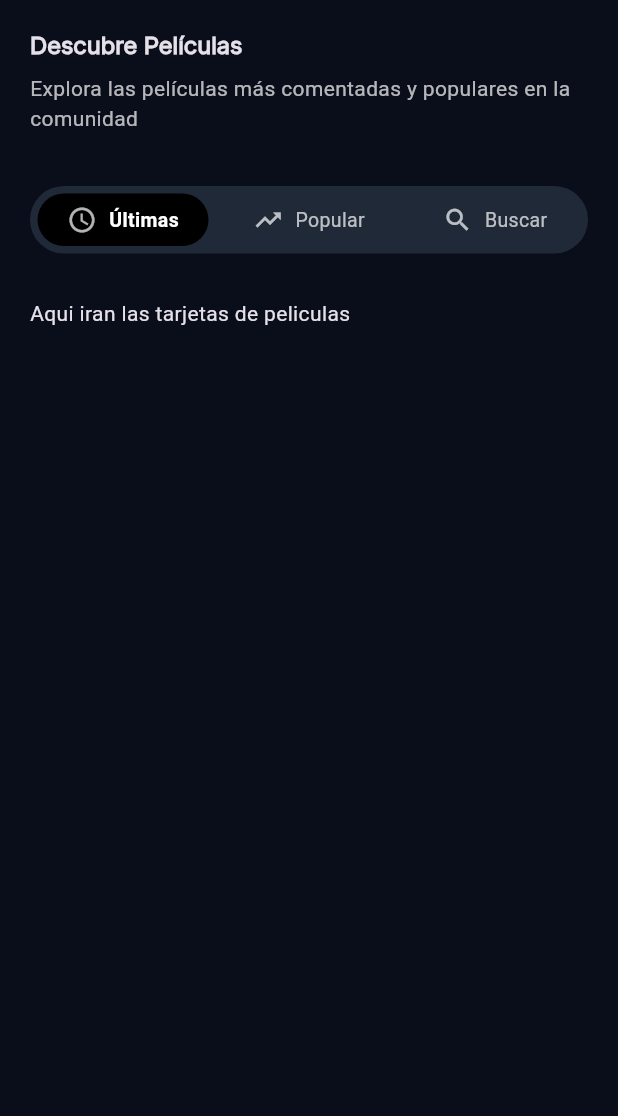
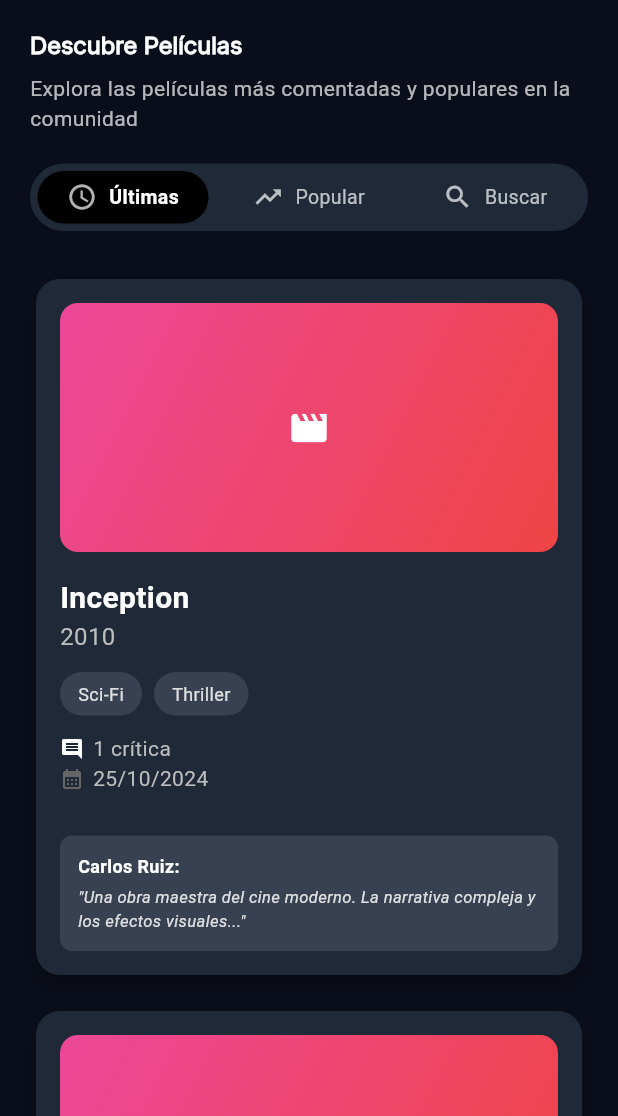
Before and after one commit to The-Sirk/proyectoTFG, a Flutter app: the screen it shows after launch, on a phone screen of 412 x 824 dp, the part 120-1236 px from its top. Run offline on Flutter 3.47's test engine with Material 3 defaults, Android fonts, the phone set to English and light mode, and no system bars; our stand-ins replace flutter_svg.

Commit message:
Configuramos Home_page para usar grid en caso de escritorio y listview en caso movil.

```diff
--- /dev/null
+++ b/frontFlixScore/front_flixscore/lib/componentes/home/card_pelicula.dart
@@ -0,0 +1,105 @@
+
+import 'package:flixscore/componentes/home/components/resumen_pelicula.dart';
+import 'package:flutter/material.dart';
+
+class PeliculaCard extends StatelessWidget {
+  const PeliculaCard({super.key});
+
+
+  @override
+  Widget build(BuildContext context) {
+
+    return LayoutBuilder(
+      builder: (context, constraints) {
+
+        return IntrinsicHeight(
+          child: Card(
+            color: const Color(0xFF1F2937),
+            shape: RoundedRectangleBorder(
+              borderRadius: BorderRadius.circular(16),
+            ),
+            elevation: 4,
+            child: Padding(
+              padding: const EdgeInsets.all(16),
+              child: _gridLayout()
+            ),
+          ),
+        );
+      },
+    );
+  }
+
+  // Layout para grid (desktop/tablet)
+  Widget _gridLayout() {
+    return Column(
+      crossAxisAlignment: CrossAxisAlignment.start,
+      mainAxisSize: MainAxisSize.min,
+      children: [
+        // Imagen y puntuación
+        AspectRatio(
+          aspectRatio: 2.0,
+          child: Stack(
+            children: [
+              Container(
+                width: double.infinity,
+                decoration: BoxDecoration(
+                  borderRadius: BorderRadius.circular(12),
+                  gradient: const LinearGradient(
+                    begin: Alignment.topLeft,
+                    end: Alignment.bottomRight,
+                    colors: [Color(0xFFEC4899), Color(0xFFEF4444)],
+                  ),
+                ),
+                child: const Center(
+                  child: Icon(
+                    Icons.movie,
+                    color: Colors.white,
+                    size: 28,
+                  ),
+                ),
+              ),
+            ],
+          ),
+        ),
+
+        const SizedBox(height: 16),
+        ResumenPelicula(),
+        const SizedBox(height: 12),
+        const SizedBox(height: 16),
+
+        Container(
+          width: double.infinity,
+          padding: const EdgeInsets.all(12),
+          decoration: BoxDecoration(
+            color: const Color(0xFF374151),
+            borderRadius: BorderRadius.circular(8),
+          ),
+          child: Column(
+            crossAxisAlignment: CrossAxisAlignment.start,
+            children: [
+              Text(
+                "Carlos Ruiz:",
+                style: const TextStyle(
+                  color: Colors.white,
+                  fontSize: 12,
+                  fontWeight: FontWeight.w600,
+                ),
+              ),
+              const SizedBox(height: 4),
+              Text(
+                '"Una obra maestra del cine moderno. La narrativa compleja y los efectos visuales..."',
+                style: TextStyle(
+                  color: Colors.grey[300],
+                  fontSize: 11,
+                  fontStyle: FontStyle.italic,
+                ),
+                maxLines: 3,
+                overflow: TextOverflow.ellipsis,
+              ),
+            ],
+          ),
+        ),
+      ],
+    );
+  }
+}
--- /dev/null
+++ b/frontFlixScore/front_flixscore/lib/componentes/home/components/cuadro_critica.dart
@@ -0,0 +1,42 @@
+ import 'package:flutter/material.dart';
+
+
+Widget CuadroCritica() {
+    return Container(
+      width: double.infinity,
+      padding: EdgeInsets.all(12),
+      decoration: BoxDecoration(
+        color: Colors.black,
+        borderRadius: BorderRadius.circular(8),
+        border: Border.all(
+          color: const Color(0xFF374151),
+          width: 1,
+        ),
+      ),
+      child: Column(
+        mainAxisSize: MainAxisSize.min,
+        crossAxisAlignment: CrossAxisAlignment.start,
+        children: [
+          Text(
+            "Carlos Ruiz:",
+            style: TextStyle(
+              color: Colors.white,
+              fontSize: 14,
+              fontWeight: FontWeight.w600,
+            ),
+          ),
+          SizedBox(height: 6),
+          Text(
+            '"Una obra maestra del cine moderno. La narrativa compleja y l..."',
+            style: TextStyle(
+              color: Colors.grey[300],
+              fontSize: 14,
+              fontStyle: FontStyle.italic,
+            ),
+            maxLines: 3,
+            overflow: TextOverflow.ellipsis,
+          ),
+        ],
+      ),
+    );
+  }
--- /dev/null
+++ b/frontFlixScore/front_flixscore/lib/componentes/home/components/imagen_pelicula.dart
@@ -0,0 +1,53 @@
+import 'package:flutter/material.dart';
+
+Widget ImagenPelicula() {
+
+  return Container(
+    width: double.infinity,
+    height: double.infinity,
+    decoration: BoxDecoration(
+      borderRadius: BorderRadius.circular(12 ),
+      color: Colors.blueAccent,
+    ),
+    child: Stack(
+      children: [
+        // Aqui cambiaremos en su momento por la ruta de la imagen traida de TDBM
+        Container(
+          decoration: BoxDecoration(
+            borderRadius: BorderRadius.circular(12 ),
+            color: Colors.amber
+          ),
+        ),
+        Positioned(
+          top: 8 ,
+          left: 8 ,
+          child: Container(
+            padding: EdgeInsets.symmetric(
+              horizontal: 8 ,
+              vertical: 4 ,
+            ),
+            decoration: BoxDecoration(
+              color: Colors.blueAccent,
+              borderRadius: BorderRadius.circular(8 ),
+            ),
+            child: Row(
+              mainAxisSize: MainAxisSize.min,
+              children: [
+                Icon(Icons.star, size: 16 ),
+                SizedBox(width: 4 ),
+                Text(
+                  "9.0",
+                  style: TextStyle(
+                    color: Colors.white,
+                    fontSize: 12 ,
+                    fontWeight: FontWeight.bold,
+                  ),
+                ),
+              ],
+            ),
+          ),
+        ),
+      ],
+    ),
+  );
+}
--- /dev/null
+++ b/frontFlixScore/front_flixscore/lib/componentes/home/components/resumen_pelicula.dart
@@ -0,0 +1,73 @@
+import 'package:flutter/material.dart';
+
+Widget ResumenPelicula() {
+  List<String> generosMock = ["Sci-Fi", "Thriller"];
+
+  return Column(
+    crossAxisAlignment: CrossAxisAlignment.start,
+    children: [
+      Text(
+        "Inception",
+        style: TextStyle(
+          color: Colors.white,
+          fontSize: 20,
+          fontWeight: FontWeight.bold,
+        ),
+      ),
+      Text("2010", style: TextStyle(color: Colors.grey[400], fontSize: 16)),
+      SizedBox(height: 12),
+      Wrap(
+        spacing: 8,
+        runSpacing: 6,
+        children: generosMock
+            .map(
+              (genero) => Container(
+                padding: EdgeInsets.symmetric(horizontal: 12, vertical: 6),
+                decoration: BoxDecoration(
+                  color: const Color(0xFF374151),
+                  borderRadius: BorderRadius.circular(20),
+                ),
+                child: Text(
+                  genero,
+                  style: TextStyle(color: Colors.grey[300], fontSize: 12),
+                ),
+              ),
+            )
+            .toList(),
+      ),
+      SizedBox(height: 12),
+      Row(
+        children: [
+          Icon(
+            Icons.comment,
+            color: const Color.fromARGB(255, 252, 252, 252),
+            size: 16,
+          ),
+          SizedBox(width: 6),
+          Flexible(
+            child: Text(
+              "1 crítica",
+              style: TextStyle(color: Colors.grey[400], fontSize: 14),
+            ),
+          ),
+        ],
+      ),
+      Row(
+        children: [
+          Icon(
+            Icons.calendar_month,
+            color: const Color.fromARGB(255, 102, 102, 102),
+            size: 16,
+          ),
+          SizedBox(width: 6),
+          Flexible(
+            child: Text(
+              "25/10/2024",
+              style: TextStyle(color: Colors.grey[400], fontSize: 14),
+            ),
+          ),
+        ],
+      ),
+    ],
+  );
+}
--- a/frontFlixScore/front_flixscore/lib/paginas/home_page.dart
+++ b/frontFlixScore/front_flixscore/lib/paginas/home_page.dart
@@ -1,4 +1,5 @@
 import 'package:flixscore/componentes/common/tab_button.dart';
+import 'package:flixscore/componentes/home/card_pelicula.dart';
 import 'package:flutter/material.dart';
 
 class HomePage extends StatefulWidget {
@@ -9,7 +10,7 @@ class HomePage extends StatefulWidget {
 }
 
 class _HomePageState extends State<HomePage> {
-  int selectedTab = 0;
+  int tabSeleccionada = 0;
 
   @override
   Widget build(BuildContext context) {
@@ -17,7 +18,7 @@ class _HomePageState extends State<HomePage> {
       appBar: AppBar(
         automaticallyImplyLeading: false,
         toolbarHeight: 80,
-        backgroundColor: const Color(0xFF111827), // Color de fondo oscuro
+        backgroundColor: const Color(0xFF111827),
         title: Row(
           spacing: 15,
           children: [
@@ -45,7 +46,7 @@ class _HomePageState extends State<HomePage> {
             ),
           ],
         ),
-        centerTitle: false, // Para alinear el título a la izquierda
+        centerTitle: false,
         actions: [
           Padding(
             padding: const EdgeInsets.only(right: 16.0),
@@ -67,15 +68,15 @@ class _HomePageState extends State<HomePage> {
           ),
         ],
       ),
-      backgroundColor: const Color(
-        0xFF0A0E1A,
-      ), // Fondo oscuro para toda la página
-      body: Padding(
+      backgroundColor: const Color(0xFF0A0E1A),
+      body: Center(
+        child: FractionallySizedBox(
+          widthFactor: 1.0,
+          child: Column(
+            children: [
+              // CONTENIDO FIJO - No scrollable
+              Padding(
                 padding: const EdgeInsets.all(20.0),
-        child: Column(
-          crossAxisAlignment: CrossAxisAlignment.start,
-          children: [
-            Center(
                 child: Column(
                   crossAxisAlignment: CrossAxisAlignment.start,
                   children: [
@@ -85,6 +86,7 @@ class _HomePageState extends State<HomePage> {
                         fontWeight: FontWeight.bold,
                         fontSize: 16,
                         fontFamily: "Inter",
+                        color: Colors.white,
                       ),
                     ),
                     const SizedBox(height: 8),
@@ -95,7 +97,7 @@ class _HomePageState extends State<HomePage> {
                         fontSize: 14,
                       ),
                     ),
-                  const SizedBox(height: 35),
+                    const SizedBox(height: 20),
                     Container(
                       width: double.infinity,
                       height: 45,
@@ -109,34 +111,89 @@ class _HomePageState extends State<HomePage> {
                             child: TabButton(
                               icono: Icons.access_time,
                               etiqueta: "Últimas",
-                            seleccionado: selectedTab == 0,
-                            onTap: () => setState(() => selectedTab = 0)),
+                              seleccionado: tabSeleccionada == 0,
+                              onTap: () => setState(() => tabSeleccionada = 0)
                             ),
-
+                          ),
                           Expanded(
                             child: TabButton(
                               icono: Icons.trending_up,
                               etiqueta: "Popular",
-                            seleccionado: selectedTab == 1,
-                            onTap: () => setState(() => selectedTab = 1)),
+                              seleccionado: tabSeleccionada == 1,
+                              onTap: () => setState(() => tabSeleccionada = 1)
+                            ),
                           ),
                           Expanded(
                             child: TabButton(
                               icono: Icons.search,
                               etiqueta: "Buscar",
-                            seleccionado: selectedTab == 2,
-                            onTap: () => setState(() => selectedTab = 2)),
+                              seleccionado: tabSeleccionada == 2,
+                              onTap: () => setState(() => tabSeleccionada = 2)
+                            ),
                           ),
                         ],
                       )
-                  )
+                    ),
+                    const SizedBox(height: 8),
                   ],
                 ),
               ),
-            const SizedBox(height: 30),
+              // CONTENIDO SCROLLABLE
                Expanded(
-              child: Text("Aqui iran las tarjetas de peliculas"))
+                child: LayoutBuilder(
+                  builder: (context, constraints) {
+                    // Determinar si es móvil o desktop/web
+                    bool esMovil = constraints.maxWidth < 600;
+
+                    if (esMovil) {
+                      // MÓVIL: ListView vertical
+                      return ListView(
+                        padding: const EdgeInsets.symmetric(horizontal: 20.0),
+                        children: const [
+                          PeliculaCard(),
+                          SizedBox(height: 16),
+                          PeliculaCard(),
+                          SizedBox(height: 16),
+                          PeliculaCard(),
+                          SizedBox(height: 16),
+                          PeliculaCard(),
+                          SizedBox(height: 16),
+                          PeliculaCard(),
+                          SizedBox(height: 16),
+                          PeliculaCard(),
                         ],
+                      );
+                    } else {
+                      // WEB/ESCRITORIO: GridView
+                      int columnas;
+
+                      if (constraints.maxWidth > 1000) {
+                        columnas = 3; // Pantallas grandes: 3 columnas
+                      } else {
+                        columnas = 2; // Pantallas medianas: 2 columnas
+                      }
+
+                      double anchoCard = (constraints.maxWidth - 60 - (20 * (columnas - 1))) / columnas;
+
+                      return SingleChildScrollView(
+                        padding: const EdgeInsets.symmetric(horizontal: 20.0),
+                        child: Wrap(
+                          spacing: 20,
+                          runSpacing: 20,
+                          children: List.generate(6, (index) {
+                            return SizedBox(
+                              width: anchoCard,
+                              child: const PeliculaCard(),
+                            );
+                          }),
+                        ),
+                      );
+                    }
+                  },
+                ),
+              ),
+            ],
+          ),
         ),
       ),
     );
```
Lines whose indentation alone changed are shown as unchanged.
